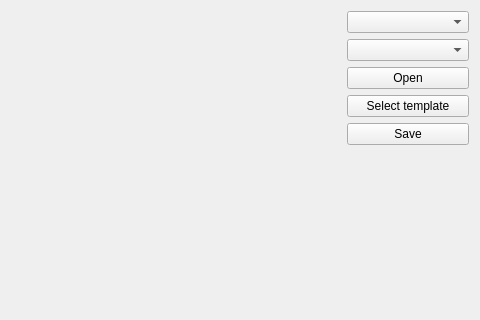
Above: mainform.ui from anton-golubkov/technoscaner3 before the change; both pictures show x 310 to 790 and y 0 to 320 of the 790 by 535 pixel window. Below: the same form after it.
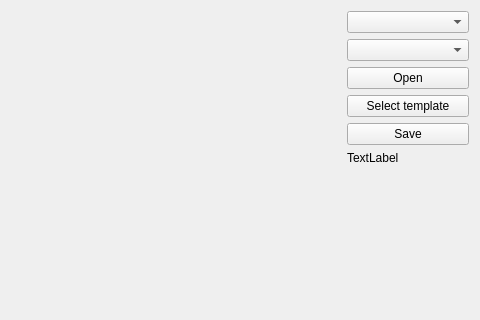
That is the form after the change.

Commit message: Add current frame time label to GUI

The edit to the form file:
```diff
--- a/mainform.ui
+++ b/mainform.ui
@@ -58,6 +58,13 @@
          </property>
         </widget>
        </item>
+       <item>
+        <widget class="QLabel" name="time">
+         <property name="text">
+          <string>TextLabel</string>
+         </property>
+        </widget>
+       </item>
        <item>
         <spacer name="verticalSpacer">
          <property name="orientation">
```
The commit also changes 6 other files.
